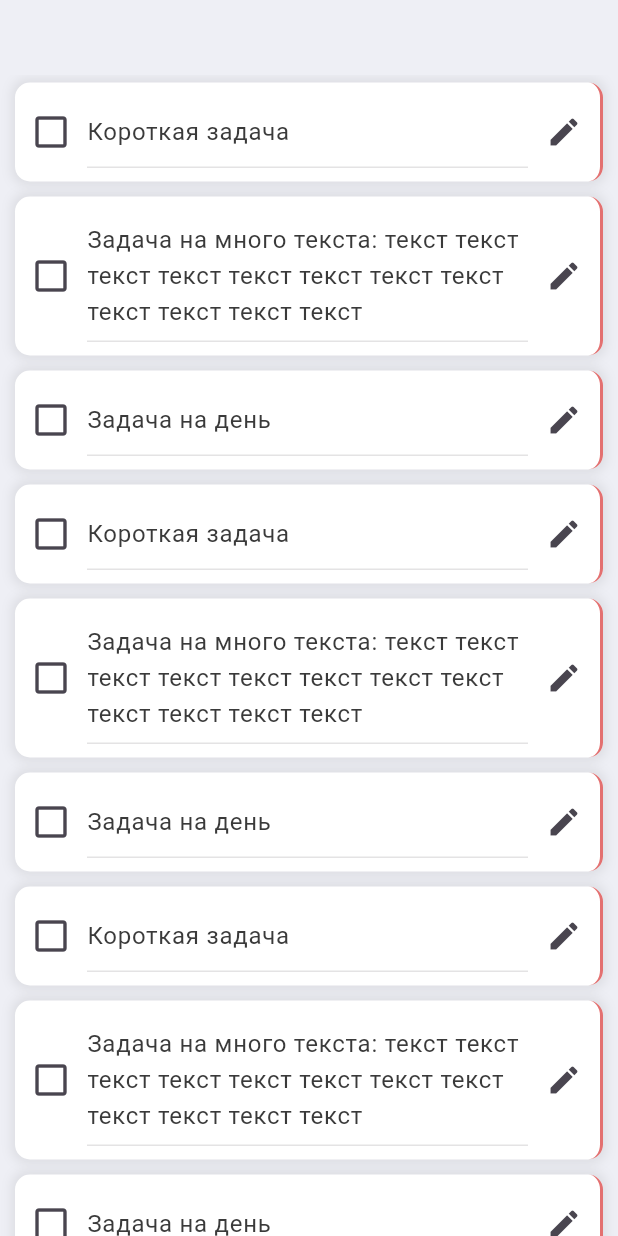
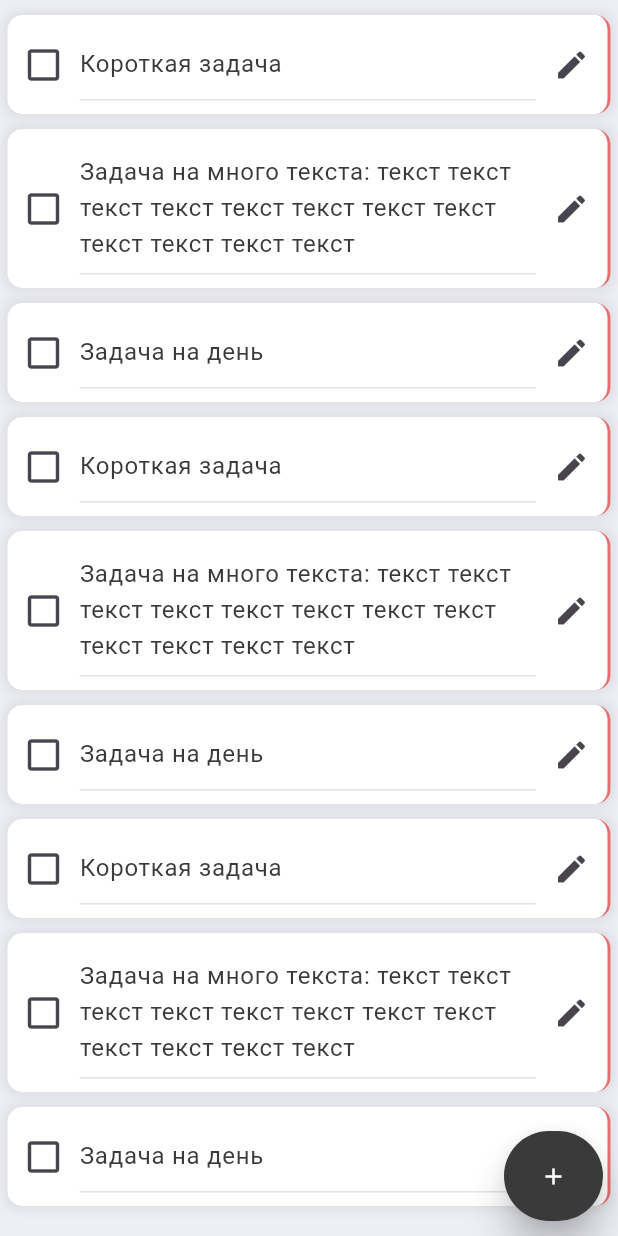
Before and after one commit to 23yaro/todoApp, a Flutter app: the screen it shows after launch, on a phone screen of 412 x 824 dp. Run offline on Flutter 3.47's test engine with Material 3 defaults, Android fonts, the phone set to English and light mode, and no system bars.

Commit message:
fix: optimization

```diff
--- a/lib/views/Pages/home_page.dart
+++ b/lib/views/Pages/home_page.dart
@@ -8,14 +8,15 @@ class Home extends StatelessWidget {
 
   @override
   Widget build(BuildContext context) {
-    return const Scaffold(
+    return Scaffold(
       backgroundColor: tdBGColor,
-      body: Column(
+      body: Stack(
         children: [
-          SizedBox(
-            height: 50,
+          Container(
+            padding: const EdgeInsets.symmetric(horizontal: 5),
+            child: const ScrollBar(),
           ),
-          ScrollBar(),
+          const AddButton(),
         ],
       ),
     );
@@ -41,17 +42,20 @@ class _ScrollBarState extends State<ScrollBar> {
       SliverList(
         delegate: SliverChildBuilderDelegate(
           (BuildContext context, int index) {
-            return TaskWidget(
-              key: ValueKey(tasks[index]),
-              task: tasks[index],
-              deleteTask: (int id) {},
+            return Padding(
+              padding: const EdgeInsets.only(top: 10),
+              child: TaskWidget(
+                key: ValueKey(tasks[index]),
+                task: tasks[index],
+                deleteTask: (int id) {},
+              ),
             );
           },
           childCount: tasks.length,
         ),
       )
     ];
-    return Expanded(child: CustomScrollView(slivers: listChildren));
+    return CustomScrollView(slivers: listChildren);
   }
 }
 
@@ -60,7 +64,24 @@ class AddButton extends StatelessWidget {
 
   @override
   Widget build(BuildContext context) {
-    return Container();
+    return Align(
+      alignment: Alignment.bottomRight,
+      child: Container(
+        margin: const EdgeInsets.only(right: 10, bottom: 10),
+        child: ElevatedButton(
+          style: ElevatedButton.styleFrom(
+            backgroundColor: tdBlack,
+            minimumSize: const Size(50, 60),
+            elevation: 10,
+          ),
+          child: const Icon(
+            Icons.add,
+            color: tdWhite,
+          ),
+          onPressed: () {},
+        ),
+      ),
+    );
   }
 }
 
--- a/lib/views/items/task_widget.dart
+++ b/lib/views/items/task_widget.dart
@@ -45,7 +45,6 @@ class TaskWidgetState extends State<TaskWidget> {
   Widget build(BuildContext context) {
     taskController.text = widget.task.name.toString();
     return Container(
-      margin: const EdgeInsets.symmetric(vertical: 5, horizontal: 10),
       decoration: _boxDecoration(),
       child: ListTileTheme(
         contentPadding: EdgeInsets.zero,
```
